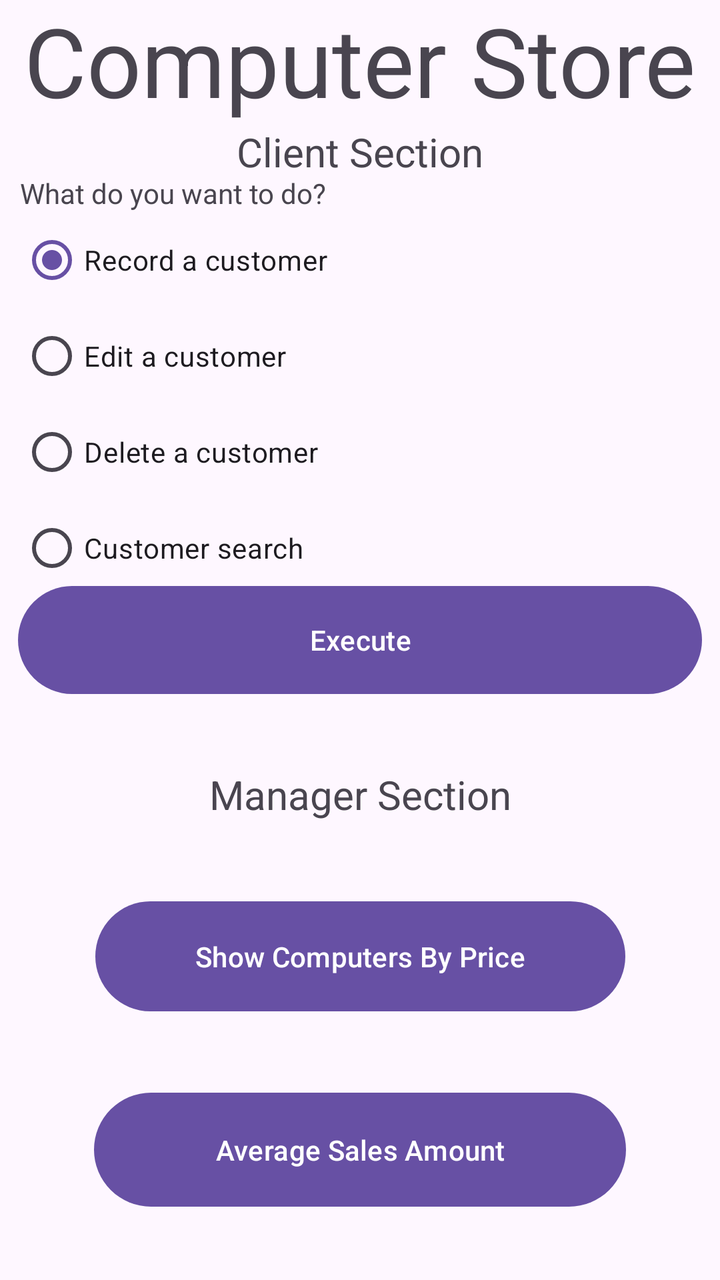
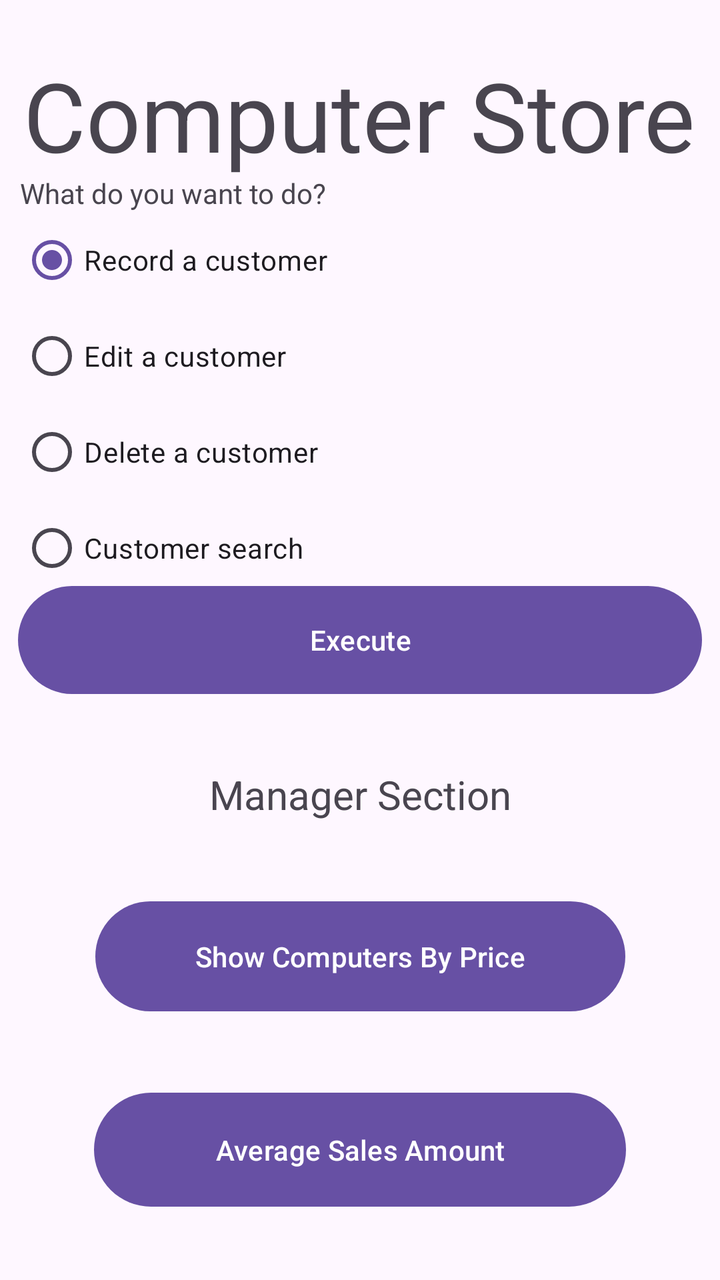

The first picture is an Android layout as it rendered before a commit; the second is the same layout after the commit. The layout source and the unified diff follow.
<!-- AndroidManifest.xml: application theme Theme.ComputerManagement -->
<!-- res/layout/home_screen.xml -->
<?xml version="1.0" encoding="utf-8"?>
<androidx.constraintlayout.widget.ConstraintLayout xmlns:android="http://schemas.android.com/apk/res/android"
    xmlns:app="http://schemas.android.com/apk/res-auto"
    xmlns:tools="http://schemas.android.com/tools"
    android:id="@+id/main"
    android:layout_width="match_parent"
    android:layout_height="match_parent"
    tools:context=".HomeScreen">

    <TextView
        android:id="@+id/textView"
        android:layout_width="wrap_content"
        android:layout_height="wrap_content"
        android:text="Computer Store"
        android:textSize="48sp"
        app:layout_constraintBottom_toTopOf="@+id/textView2"
        app:layout_constraintEnd_toEndOf="parent"
        app:layout_constraintHorizontal_bias="0.5"
        app:layout_constraintStart_toStartOf="parent"
        app:layout_constraintTop_toTopOf="parent"
        app:layout_constraintVertical_bias="0.5" />

    <Button
        android:id="@+id/button"
        android:layout_width="342dp"
        android:layout_height="62dp"
        android:text="Execute"
        app:layout_constraintBottom_toBottomOf="parent"
        app:layout_constraintEnd_toEndOf="parent"
        app:layout_constraintHorizontal_bias="0.5"
        app:layout_constraintStart_toStartOf="parent"
        app:layout_constraintTop_toTopOf="parent" />

    <RadioGroup
        android:id="@+id/radioGroup"
        android:layout_width="342dp"
        android:layout_height="235dp"
        app:layout_constraintBottom_toBottomOf="parent"
        app:layout_constraintEnd_toEndOf="parent"
        app:layout_constraintHorizontal_bias="0.549"
        app:layout_constraintStart_toStartOf="parent"
        app:layout_constraintTop_toTopOf="parent"
        app:layout_constraintVertical_bias="0.215">

        <TextView
            android:id="@+id/textView3"
            android:layout_width="wrap_content"
            android:layout_height="wrap_content"
            android:text="What do you want to do?" />

        <RadioButton
            android:id="@+id/radioButton"
            android:layout_width="match_parent"
            android:layout_height="wrap_content"
            android:checked="true"
            android:text="Record a customer" />

        <RadioButton
            android:id="@+id/radioButton2"
            android:layout_width="match_parent"
            android:layout_height="wrap_content"
            android:text="Edit a customer" />

        <RadioButton
            android:id="@+id/radioButton3"
            android:layout_width="match_parent"
            android:layout_height="wrap_content"
            android:text="Delete a customer" />

        <RadioButton
            android:id="@+id/radioButton4"
            android:layout_width="match_parent"
            android:layout_height="wrap_content"
            android:text="Customer search" />
    </RadioGroup>

    <Button
        android:id="@+id/button6"
        android:layout_width="265dp"
        android:layout_height="63dp"
        android:text="Show Computers By Price"
        app:layout_constraintBottom_toTopOf="@+id/button7"
        app:layout_constraintEnd_toEndOf="parent"
        app:layout_constraintHorizontal_bias="0.5"
        app:layout_constraintStart_toStartOf="parent"
        app:layout_constraintTop_toBottomOf="@+id/textView5"
        app:layout_constraintVertical_bias="0.5" />

    <TextView
        android:id="@+id/textView5"
        android:layout_width="215dp"
        android:layout_height="30dp"
        android:text="Manager Section"
        android:textAlignment="center"
        android:textSize="20sp"
        app:layout_constraintBottom_toTopOf="@+id/button6"
        app:layout_constraintEnd_toEndOf="parent"
        app:layout_constraintHorizontal_bias="0.5"
        app:layout_constraintStart_toStartOf="parent"
        app:layout_constraintTop_toBottomOf="@+id/button"
        app:layout_constraintVertical_bias="0.5" />

    <Button
        android:id="@+id/button7"
        android:layout_width="266dp"
        android:layout_height="65dp"
        android:text="Average Sales Amount"
        app:layout_constraintBottom_toBottomOf="parent"
        app:layout_constraintEnd_toEndOf="parent"
        app:layout_constraintHorizontal_bias="0.5"
        app:layout_constraintStart_toStartOf="parent"
        app:layout_constraintTop_toBottomOf="@+id/button6"
        app:layout_constraintVertical_bias="0.5" />

    <TextView
        android:id="@+id/textView2"
        android:layout_width="wrap_content"
        android:layout_height="wrap_content"
        android:text="Client Section"
        android:textSize="20sp"
        app:layout_constraintBottom_toTopOf="@+id/radioGroup"
        app:layout_constraintEnd_toEndOf="parent"
        app:layout_constraintHorizontal_bias="0.5"
        app:layout_constraintStart_toStartOf="parent"
        app:layout_constraintTop_toBottomOf="@+id/textView"
        app:layout_constraintVertical_bias="0.5" />

</androidx.constraintlayout.widget.ConstraintLayout>
<!-- resources referenced by this layout -->
<resources>
  <style name="Theme.ComputerManagement" parent="Base.Theme.ComputerManagement" />
  <style name="Base.Theme.ComputerManagement" parent="Theme.Material3.DayNight.NoActionBar">
          
          
      </style>
</resources>

<!-- the commit's change to res/layout/home_screen.xml (unified diff, before → after) -->
@@ -13,15 +13,15 @@
         android:layout_height="wrap_content"
         android:text="Computer Store"
         android:textSize="48sp"
-        app:layout_constraintBottom_toTopOf="@+id/textView2"
+        app:layout_constraintBottom_toBottomOf="parent"
         app:layout_constraintEnd_toEndOf="parent"
-        app:layout_constraintHorizontal_bias="0.5"
+        app:layout_constraintHorizontal_bias="0.491"
         app:layout_constraintStart_toStartOf="parent"
         app:layout_constraintTop_toTopOf="parent"
-        app:layout_constraintVertical_bias="0.5" />
+        app:layout_constraintVertical_bias="0.044" />
 
     <Button
-        android:id="@+id/button"
+        android:id="@+id/btn_execute"
         android:layout_width="342dp"
         android:layout_height="62dp"
         android:text="Execute"
@@ -32,7 +32,7 @@
         app:layout_constraintTop_toTopOf="parent" />
 
     <RadioGroup
-        android:id="@+id/radioGroup"
+        android:id="@+id/rg_customerActions"
         android:layout_width="342dp"
         android:layout_height="235dp"
         app:layout_constraintBottom_toBottomOf="parent"
@@ -49,37 +49,37 @@
             android:text="What do you want to do?" />
 
         <RadioButton
-            android:id="@+id/radioButton"
+            android:id="@+id/rb_addCustomer"
             android:layout_width="match_parent"
             android:layout_height="wrap_content"
             android:checked="true"
             android:text="Record a customer" />
 
         <RadioButton
-            android:id="@+id/radioButton2"
+            android:id="@+id/rb_editCustomer"
             android:layout_width="match_parent"
             android:layout_height="wrap_content"
             android:text="Edit a customer" />
 
         <RadioButton
-            android:id="@+id/radioButton3"
+            android:id="@+id/rb_deleteCustomer"
             android:layout_width="match_parent"
             android:layout_height="wrap_content"
             android:text="Delete a customer" />
 
         <RadioButton
-            android:id="@+id/radioButton4"
+            android:id="@+id/rb_customerSearch"
             android:layout_width="match_parent"
             android:layout_height="wrap_content"
             android:text="Customer search" />
     </RadioGroup>
 
     <Button
-        android:id="@+id/button6"
+        android:id="@+id/btn_showComputersByPrice"
         android:layout_width="265dp"
         android:layout_height="63dp"
         android:text="Show Computers By Price"
-        app:layout_constraintBottom_toTopOf="@+id/button7"
+        app:layout_constraintBottom_toTopOf="@+id/btn_averageSalesAmount"
         app:layout_constraintEnd_toEndOf="parent"
         app:layout_constraintHorizontal_bias="0.5"
         app:layout_constraintStart_toStartOf="parent"
@@ -93,15 +93,15 @@
         android:text="Manager Section"
         android:textAlignment="center"
         android:textSize="20sp"
-        app:layout_constraintBottom_toTopOf="@+id/button6"
+        app:layout_constraintBottom_toTopOf="@+id/btn_showComputersByPrice"
         app:layout_constraintEnd_toEndOf="parent"
         app:layout_constraintHorizontal_bias="0.5"
         app:layout_constraintStart_toStartOf="parent"
-        app:layout_constraintTop_toBottomOf="@+id/button"
+        app:layout_constraintTop_toBottomOf="@+id/btn_execute"
         app:layout_constraintVertical_bias="0.5" />
 
     <Button
-        android:id="@+id/button7"
+        android:id="@+id/btn_averageSalesAmount"
         android:layout_width="266dp"
         android:layout_height="65dp"
         android:text="Average Sales Amount"
@@ -109,16 +109,17 @@
         app:layout_constraintEnd_toEndOf="parent"
         app:layout_constraintHorizontal_bias="0.5"
         app:layout_constraintStart_toStartOf="parent"
-        app:layout_constraintTop_toBottomOf="@+id/button6"
+        app:layout_constraintTop_toBottomOf="@+id/btn_showComputersByPrice"
         app:layout_constraintVertical_bias="0.5" />
 
     <TextView
         android:id="@+id/textView2"
         android:layout_width="wrap_content"
         android:layout_height="wrap_content"
-        android:text="Client Section"
+        android:text="Customer Section"
+        android:textAlignment="center"
         android:textSize="20sp"
-        app:layout_constraintBottom_toTopOf="@+id/radioGroup"
+        app:layout_constraintBottom_toTopOf="@+id/rg_customerActions"
         app:layout_constraintEnd_toEndOf="parent"
         app:layout_constraintHorizontal_bias="0.5"
         app:layout_constraintStart_toStartOf="parent"
